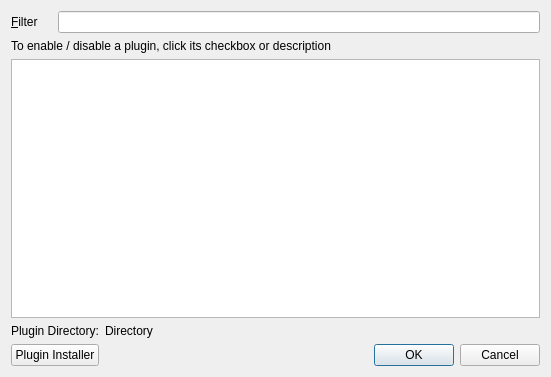
First picture: the form in src/ui/qgspluginmanagerbase.ui, repository carsmie/QGIS, before the edit.
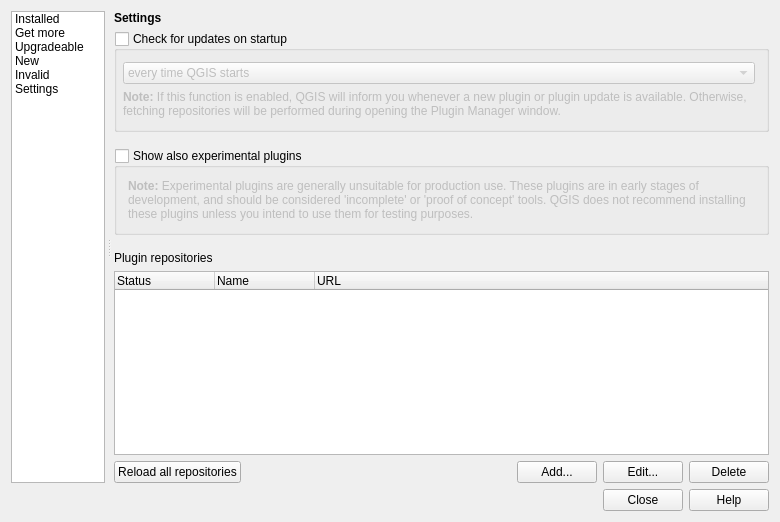
Second picture: the form after the edit. The open tabs and pages were chosen to show the change. Icons and pictures are not drawn. Custom widgets are drawn as their Qt base class.

Commit message: New Plugin Manager

```diff
--- a/src/ui/qgspluginmanagerbase.ui
+++ b/src/ui/qgspluginmanagerbase.ui
@@ -6,12 +6,15 @@
    <rect>
     <x>0</x>
     <y>0</y>
-    <width>551</width>
-    <height>377</height>
+    <width>780</width>
+    <height>519</height>
    </rect>
   </property>
-  <property name="mouseTracking">
-   <bool>false</bool>
+  <property name="minimumSize">
+   <size>
+    <width>780</width>
+    <height>0</height>
+   </size>
   </property>
   <property name="windowTitle">
    <string>QGIS Plugin Manager</string>
@@ -19,78 +22,859 @@
   <property name="modal">
    <bool>true</bool>
   </property>
-  <layout class="QGridLayout">
-   <item row="1" column="0" colspan="3">
-    <widget class="QLabel" name="textLabel1_2">
-     <property name="text">
-      <string>To enable / disable a plugin, click its checkbox or description</string>
+  <layout class="QVBoxLayout" name="verticalLayout">
+   <item>
+    <widget class="QSplitter" name="mOptionsSplitter">
+     <property name="orientation">
+      <enum>Qt::Horizontal</enum>
      </property>
-    </widget>
-   </item>
-   <item row="2" column="0" colspan="3">
-    <widget class="QListView" name="vwPlugins">
-     <property name="selectionMode">
-      <enum>QAbstractItemView::SingleSelection</enum>
-     </property>
-     <property name="selectionBehavior">
-      <enum>QAbstractItemView::SelectItems</enum>
-     </property>
-     <property name="wordWrap">
+     <property name="opaqueResize">
       <bool>true</bool>
      </property>
-    </widget>
-   </item>
-   <item row="0" column="0">
-    <widget class="QLabel" name="lblFilter">
-     <property name="text">
-      <string>&amp;Filter</string>
+     <property name="handleWidth">
+      <number>7</number>
      </property>
-     <property name="buddy">
-      <cstring>leFilter</cstring>
+     <property name="childrenCollapsible">
+      <bool>false</bool>
      </property>
+     <widget class="QFrame" name="mPluginsTabFrame">
+      <property name="sizePolicy">
+       <sizepolicy hsizetype="Preferred" vsizetype="Preferred">
+        <horstretch>1</horstretch>
+        <verstretch>0</verstretch>
+       </sizepolicy>
+      </property>
+      <property name="maximumSize">
+       <size>
+        <width>200</width>
+        <height>16777215</height>
+       </size>
+      </property>
+      <property name="frameShape">
+       <enum>QFrame::NoFrame</enum>
+      </property>
+      <property name="frameShadow">
+       <enum>QFrame::Raised</enum>
+      </property>
+      <layout class="QVBoxLayout" name="verticalLayout_5">
+       <property name="spacing">
+        <number>0</number>
+       </property>
+       <property name="margin">
+        <number>0</number>
+       </property>
+       <item>
+        <widget class="QListWidget" name="mOptionsListWidget">
+         <property name="sizePolicy">
+          <sizepolicy hsizetype="Preferred" vsizetype="Expanding">
+           <horstretch>0</horstretch>
+           <verstretch>0</verstretch>
+          </sizepolicy>
+         </property>
+         <property name="minimumSize">
+          <size>
+           <width>52</width>
+           <height>0</height>
+          </size>
+         </property>
+         <property name="maximumSize">
+          <size>
+           <width>200</width>
+           <height>16777215</height>
+          </size>
+         </property>
+         <property name="horizontalScrollBarPolicy">
+          <enum>Qt::ScrollBarAlwaysOff</enum>
+         </property>
+         <property name="editTriggers">
+          <set>QAbstractItemView::NoEditTriggers</set>
+         </property>
+         <property name="iconSize">
+          <size>
+           <width>32</width>
+           <height>32</height>
+          </size>
+         </property>
+         <property name="textElideMode">
+          <enum>Qt::ElideNone</enum>
+         </property>
+         <property name="resizeMode">
+          <enum>QListView::Adjust</enum>
+         </property>
+         <property name="wordWrap">
+          <bool>true</bool>
+         </property>
+         <item>
+          <property name="text">
+           <string>Installed</string>
+          </property>
+          <property name="toolTip">
+           <string>Installed plugins</string>
+          </property>
+          <property name="icon">
+           <iconset resource="../../images/images.qrc">
+            <normaloff>:/images/themes/default/propertyicons/plugin-installed.svg</normaloff>:/images/themes/default/propertyicons/plugin-installed.svg</iconset>
+          </property>
+          <property name="flags">
+           <set>ItemIsSelectable|ItemIsEnabled</set>
+          </property>
+         </item>
+         <item>
+          <property name="text">
+           <string>Get more</string>
+          </property>
+          <property name="toolTip">
+           <string>Uninstalled plugins available for download</string>
+          </property>
+          <property name="icon">
+           <iconset resource="../../images/images.qrc">
+            <normaloff>:/images/themes/default/propertyicons/plugins.svg</normaloff>:/images/themes/default/propertyicons/plugins.svg</iconset>
+          </property>
+          <property name="flags">
+           <set>ItemIsSelectable|ItemIsEnabled</set>
+          </property>
+         </item>
+         <item>
+          <property name="text">
+           <string>Upgradeable</string>
+          </property>
+          <property name="toolTip">
+           <string>Installed plugins with newer version available</string>
+          </property>
+          <property name="icon">
+           <iconset resource="../../images/images.qrc">
+            <normaloff>:/images/themes/default/propertyicons/plugin.svg</normaloff>:/images/themes/default/propertyicons/plugin.svg</iconset>
+          </property>
+          <property name="flags">
+           <set>ItemIsSelectable|ItemIsEnabled</set>
+          </property>
+         </item>
+         <item>
+          <property name="text">
+           <string>New</string>
+          </property>
+          <property name="toolTip">
+           <string>New plugins seens for thw first time</string>
+          </property>
+          <property name="icon">
+           <iconset resource="../../images/images.qrc">
+            <normaloff>:/images/themes/default/propertyicons/plugin.svg</normaloff>:/images/themes/default/propertyicons/plugin.svg</iconset>
+          </property>
+          <property name="flags">
+           <set>ItemIsSelectable|ItemIsEnabled</set>
+          </property>
+         </item>
+         <item>
+          <property name="text">
+           <string>Invalid</string>
+          </property>
+          <property name="toolTip">
+           <string>Broken or uncompatible installed plugins</string>
+          </property>
+          <property name="icon">
+           <iconset resource="../../images/images.qrc">
+            <normaloff>:/images/themes/default/propertyicons/plugin.svg</normaloff>:/images/themes/default/propertyicons/plugin.svg</iconset>
+          </property>
+          <property name="flags">
+           <set>ItemIsSelectable|ItemIsEnabled</set>
+          </property>
+         </item>
+         <item>
+          <property name="text">
+           <string>Settings</string>
+          </property>
+          <property name="toolTip">
+           <string>Settings</string>
+          </property>
+          <property name="icon">
+           <iconset resource="../../images/images.qrc">
+            <normaloff>:/images/themes/default/propertyicons/settings.svg</normaloff>:/images/themes/default/propertyicons/settings.svg</iconset>
+          </property>
+          <property name="flags">
+           <set>ItemIsSelectable|ItemIsEnabled</set>
+          </property>
+         </item>
+        </widget>
+       </item>
+      </layout>
+     </widget>
+     <widget class="QFrame" name="mPluginsFrame">
+      <property name="sizePolicy">
+       <sizepolicy hsizetype="Expanding" vsizetype="Preferred">
+        <horstretch>2</horstretch>
+        <verstretch>0</verstretch>
+       </sizepolicy>
+      </property>
+      <property name="frameShape">
+       <enum>QFrame::NoFrame</enum>
+      </property>
+      <property name="frameShadow">
+       <enum>QFrame::Plain</enum>
+      </property>
+      <property name="lineWidth">
+       <number>0</number>
+      </property>
+      <layout class="QGridLayout" name="gridLayout_2">
+       <property name="margin">
+        <number>0</number>
+       </property>
+       <property name="spacing">
+        <number>-1</number>
+       </property>
+       <item row="0" column="0">
+        <widget class="QStackedWidget" name="mOptionsStackedWidget">
+         <property name="sizePolicy">
+          <sizepolicy hsizetype="Preferred" vsizetype="Expanding">
+           <horstretch>0</horstretch>
+           <verstretch>0</verstretch>
+          </sizepolicy>
+         </property>
+         <property name="lineWidth">
+          <number>0</number>
+         </property>
+         <property name="currentIndex">
+          <number>0</number>
+         </property>
+         <widget class="QWidget" name="page">
+          <layout class="QVBoxLayout" name="verticalLayout_8">
+           <property name="leftMargin">
+            <number>2</number>
+           </property>
+           <property name="topMargin">
+            <number>0</number>
+           </property>
+           <property name="rightMargin">
+            <number>0</number>
+           </property>
+           <property name="bottomMargin">
+            <number>0</number>
+           </property>
+           <item>
+            <widget class="QLabel" name="lbStatusFilter">
+             <property name="sizePolicy">
+              <sizepolicy hsizetype="Preferred" vsizetype="Fixed">
+               <horstretch>0</horstretch>
+               <verstretch>0</verstretch>
+              </sizepolicy>
+             </property>
+             <property name="font">
+              <font>
+               <weight>75</weight>
+               <bold>true</bold>
+              </font>
+             </property>
+             <property name="text">
+              <string>Plugins</string>
+             </property>
+            </widget>
+           </item>
+           <item>
+            <layout class="QHBoxLayout" name="horizontalLayout_4">
+             <item>
+              <widget class="QLabel" name="lblFilter">
+               <property name="sizePolicy">
+                <sizepolicy hsizetype="Preferred" vsizetype="Fixed">
+                 <horstretch>0</horstretch>
+                 <verstretch>0</verstretch>
+                </sizepolicy>
+               </property>
+               <property name="text">
+                <string>&amp;Filters</string>
+               </property>
+               <property name="buddy">
+                <cstring>leFilter</cstring>
+               </property>
+              </widget>
+             </item>
+             <item>
+              <widget class="QgsFilterLineEdit" name="leFilter">
+               <property name="sizePolicy">
+                <sizepolicy hsizetype="Expanding" vsizetype="Fixed">
+                 <horstretch>0</horstretch>
+                 <verstretch>0</verstretch>
+                </sizepolicy>
+               </property>
+              </widget>
+             </item>
+             <item>
+              <spacer name="horizontalSpacer">
+               <property name="orientation">
+                <enum>Qt::Horizontal</enum>
+               </property>
+               <property name="sizeType">
+                <enum>QSizePolicy::Fixed</enum>
+               </property>
+               <property name="sizeHint" stdset="0">
+                <size>
+                 <width>20</width>
+                 <height>10</height>
+                </size>
+               </property>
+              </spacer>
+             </item>
+             <item>
+              <widget class="QLabel" name="label_7">
+               <property name="sizePolicy">
+                <sizepolicy hsizetype="Preferred" vsizetype="Fixed">
+                 <horstretch>0</horstretch>
+                 <verstretch>0</verstretch>
+                </sizepolicy>
+               </property>
+               <property name="text">
+                <string>Search in:</string>
+               </property>
+              </widget>
+             </item>
+             <item>
+              <widget class="QRadioButton" name="rbFilterNames">
+               <property name="text">
+                <string>names</string>
+               </property>
+              </widget>
+             </item>
+             <item>
+              <widget class="QRadioButton" name="rbFilterDescriptions">
+               <property name="text">
+                <string>descriptions</string>
+               </property>
+              </widget>
+             </item>
+             <item>
+              <widget class="QRadioButton" name="rbFilterTags">
+               <property name="text">
+                <string>tags</string>
+               </property>
+              </widget>
+             </item>
+             <item>
+              <widget class="QRadioButton" name="rbFilterAuthors">
+               <property name="text">
+                <string>authors</string>
+               </property>
+              </widget>
+             </item>
+            </layout>
+           </item>
+           <item>
+            <widget class="QSplitter" name="mPluginsDetailsSplitter">
+             <property name="sizePolicy">
+              <sizepolicy hsizetype="Expanding" vsizetype="Expanding">
+               <horstretch>0</horstretch>
+               <verstretch>0</verstretch>
+              </sizepolicy>
+             </property>
+             <property name="orientation">
+              <enum>Qt::Horizontal</enum>
+             </property>
+             <property name="childrenCollapsible">
+              <bool>false</bool>
+             </property>
+             <widget class="QWidget" name="layoutWidget_pluginList">
+              <property name="sizePolicy">
+               <sizepolicy hsizetype="Preferred" vsizetype="Expanding">
+                <horstretch>1</horstretch>
+                <verstretch>0</verstretch>
+               </sizepolicy>
+              </property>
+              <layout class="QVBoxLayout" name="verticalLayout_4">
+               <item>
+                <widget class="QListView" name="vwPlugins">
+                 <property name="sizePolicy">
+                  <sizepolicy hsizetype="Preferred" vsizetype="Expanding">
+                   <horstretch>1</horstretch>
+                   <verstretch>0</verstretch>
+                  </sizepolicy>
+                 </property>
+                 <property name="minimumSize">
+                  <size>
+                   <width>250</width>
+                   <height>0</height>
+                  </size>
+                 </property>
+                 <property name="showDropIndicator" stdset="0">
+                  <bool>false</bool>
+                 </property>
+                 <property name="selectionMode">
+                  <enum>QAbstractItemView::SingleSelection</enum>
+                 </property>
+                 <property name="selectionBehavior">
+                  <enum>QAbstractItemView::SelectItems</enum>
+                 </property>
+                 <property name="wordWrap">
+                  <bool>false</bool>
+                 </property>
+                </widget>
+               </item>
+              </layout>
+             </widget>
+             <widget class="QWidget" name="layoutWidget_pluginDetails">
+              <property name="sizePolicy">
+               <sizepolicy hsizetype="Expanding" vsizetype="Expanding">
+                <horstretch>2</horstretch>
+                <verstretch>0</verstretch>
+               </sizepolicy>
+              </property>
+              <layout class="QVBoxLayout" name="verticalLayout_7">
+               <item>
+                <widget class="QTextBrowser" name="tbDetails">
+                 <property name="sizePolicy">
+                  <sizepolicy hsizetype="Expanding" vsizetype="Expanding">
+                   <horstretch>2</horstretch>
+                   <verstretch>0</verstretch>
+                  </sizepolicy>
+                 </property>
+                 <property name="acceptDrops">
+                  <bool>false</bool>
+                 </property>
+                 <property name="styleSheet">
+                  <string notr="true">background-color: rgb(244, 244, 244);
+padding: 0px</string>
+                 </property>
+                 <property name="textInteractionFlags">
+                  <set>Qt::LinksAccessibleByKeyboard|Qt::LinksAccessibleByMouse|Qt::TextBrowserInteraction|Qt::TextSelectableByKeyboard|Qt::TextSelectableByMouse</set>
+                 </property>
+                 <property name="openExternalLinks">
+                  <bool>true</bool>
+                 </property>
+                 <property name="openLinks">
+                  <bool>true</bool>
+                 </property>
+                </widget>
+               </item>
+               <item>
+                <layout class="QHBoxLayout" name="horizontalLayout_6">
+                 <item>
+                  <widget class="QPushButton" name="buttonUpgradeAll">
+                   <property name="enabled">
+                    <bool>false</bool>
+                   </property>
+                   <property name="toolTip">
+                    <string>Upgrade all upgradeable plugins</string>
+                   </property>
+                   <property name="text">
+                    <string>Upgrade all</string>
+                   </property>
+                  </widget>
+                 </item>
+                 <item>
+                  <spacer name="horizontalSpacer_3">
+                   <property name="orientation">
+                    <enum>Qt::Horizontal</enum>
+                   </property>
+                   <property name="sizeHint" stdset="0">
+                    <size>
+                     <width>40</width>
+                     <height>20</height>
+                    </size>
+                   </property>
+                  </spacer>
+                 </item>
+                 <item>
+                  <widget class="QPushButton" name="buttonInstall">
+                   <property name="enabled">
+                    <bool>false</bool>
+                   </property>
+                   <property name="toolTip">
+                    <string>Install, reinstall or upgrade the selected plugin</string>
+                   </property>
+                   <property name="text">
+                    <string>Install/upgrade plugin</string>
+                   </property>
+                  </widget>
+                 </item>
+                 <item>
+                  <widget class="QPushButton" name="buttonUninstall">
+                   <property name="enabled">
+                    <bool>false</bool>
+                   </property>
+                   <property name="toolTip">
+                    <string>Uninstall the selected plugin</string>
+                   </property>
+                   <property name="text">
+                    <string>Uninstall plugin</string>
+                   </property>
+                  </widget>
+                 </item>
+                </layout>
+               </item>
+              </layout>
+             </widget>
+            </widget>
+           </item>
+          </layout>
+         </widget>
+         <widget class="QWidget" name="page_3">
+          <layout class="QVBoxLayout" name="verticalLayout_2">
+           <property name="leftMargin">
+            <number>2</number>
+           </property>
+           <property name="topMargin">
+            <number>0</number>
+           </property>
+           <property name="rightMargin">
+            <number>0</number>
+           </property>
+           <property name="bottomMargin">
+            <number>0</number>
+           </property>
+           <item>
+            <widget class="QLabel" name="label_3">
+             <property name="font">
+              <font>
+               <weight>75</weight>
+               <bold>true</bold>
+              </font>
+             </property>
+             <property name="text">
+              <string>Settings</string>
+             </property>
+            </widget>
+           </item>
+           <item>
+            <widget class="QGroupBox" name="ckbCheckUpdates">
+             <property name="enabled">
+              <bool>true</bool>
+             </property>
+             <property name="sizePolicy">
+              <sizepolicy hsizetype="Preferred" vsizetype="Preferred">
+               <horstretch>0</horstretch>
+               <verstretch>0</verstretch>
+              </sizepolicy>
+             </property>
+             <property name="title">
+              <string>Check for updates on startup</string>
+             </property>
+             <property name="checkable">
+              <bool>true</bool>
+             </property>
+             <property name="checked">
+              <bool>false</bool>
+             </property>
+             <layout class="QVBoxLayout" name="verticalLayout_3">
+              <property name="leftMargin">
+               <number>6</number>
+              </property>
+              <item>
+               <widget class="QComboBox" name="comboInterval">
+                <property name="sizePolicy">
+                 <sizepolicy hsizetype="Preferred" vsizetype="Fixed">
+                  <horstretch>0</horstretch>
+                  <verstretch>0</verstretch>
+                 </sizepolicy>
+                </property>
+                <item>
+                 <property name="text">
+                  <string>every time QGIS starts</string>
+                 </property>
+                </item>
+                <item>
+                 <property name="text">
+                  <string>once a day</string>
+                 </property>
+                </item>
+                <item>
+                 <property name="text">
+                  <string>every 3 days</string>
+                 </property>
+                </item>
+                <item>
+                 <property name="text">
+                  <string>every week</string>
+                 </property>
+                </item>
+                <item>
+                 <property name="text">
+                  <string>every 2 weeks</string>
+                 </property>
+                </item>
+                <item>
+                 <property name="text">
+                  <string>every month</string>
+                 </property>
+                </item>
+               </widget>
+              </item>
+              <item>
+               <widget class="QLabel" name="label_4">
+                <property name="sizePolicy">
+                 <sizepolicy hsizetype="Preferred" vsizetype="Minimum">
+                  <horstretch>0</horstretch>
+                  <verstretch>0</verstretch>
+                 </sizepolicy>
+                </property>
+                <property name="minimumSize">
+                 <size>
+                  <width>0</width>
+                  <height>0</height>
+                 </size>
+                </property>
+                <property name="text">
+                 <string>&lt;!DOCTYPE HTML PUBLIC &quot;-//W3C//DTD HTML 4.0//EN&quot; &quot;http://www.w3.org/TR/REC-html40/strict.dtd&quot;&gt;
+&lt;html&gt;&lt;head&gt;&lt;meta name=&quot;qrichtext&quot; content=&quot;1&quot; /&gt;&lt;style type=&quot;text/css&quot;&gt;
+p, li { white-space: pre-wrap; }
+&lt;/style&gt;&lt;/head&gt;&lt;body style=&quot; font-family:'DejaVu Sans'; font-size:9pt; font-weight:400; font-style:normal;&quot;&gt;
+&lt;p style=&quot; margin-top:0px; margin-bottom:0px; margin-left:0px; margin-right:0px; -qt-block-indent:0; text-indent:0px;&quot;&gt;&lt;span style=&quot; font-weight:600;&quot;&gt;Note:&lt;/span&gt; If this function is enabled, QGIS will inform you whenever a new plugin or plugin update is available. Otherwise, fetching repositories will be performed during opening the Plugin Manager window.&lt;/p&gt;&lt;/body&gt;&lt;/html&gt;</string>
+                </property>
+                <property name="wordWrap">
+                 <bool>true</bool>
+                </property>
+               </widget>
+              </item>
+             </layout>
+            </widget>
+           </item>
+           <item>
+            <spacer name="verticalSpacer">
+             <property name="orientation">
+              <enum>Qt::Vertical</enum>
+             </property>
+             <property name="sizeType">
+              <enum>QSizePolicy::Fixed</enum>
+             </property>
+             <property name="sizeHint" stdset="0">
+              <size>
+               <width>20</width>
+               <height>10</height>
+              </size>
+             </property>
+            </spacer>
+           </item>
+           <item>
+            <widget class="QGroupBox" name="ckbExperimental">
+             <property name="title">
+              <string>Show also experimental plugins</string>
+             </property>
+             <property name="checkable">
+              <bool>true</bool>
+             </property>
+             <property name="checked">
+              <bool>false</bool>
+             </property>
+             <layout class="QVBoxLayout" name="verticalLayout_6">
+              <item>
+               <widget class="QLabel" name="label_8">
+                <property name="sizePolicy">
+                 <sizepolicy hsizetype="Preferred" vsizetype="Minimum">
+                  <horstretch>0</horstretch>
+                  <verstretch>0</verstretch>
+                 </sizepolicy>
+                </property>
+                <property name="minimumSize">
+                 <size>
+                  <width>0</width>
+                  <height>0</height>
+                 </size>
+                </property>
+                <property name="text">
+                 <string>&lt;!DOCTYPE HTML PUBLIC &quot;-//W3C//DTD HTML 4.0//EN&quot; &quot;http://www.w3.org/TR/REC-html40/strict.dtd&quot;&gt;
+&lt;html&gt;&lt;head&gt;&lt;meta name=&quot;qrichtext&quot; content=&quot;1&quot; /&gt;&lt;style type=&quot;text/css&quot;&gt;
+p, li { white-space: pre-wrap; }
+&lt;/style&gt;&lt;/head&gt;&lt;body style=&quot; font-family:'DejaVu Sans'; font-size:9pt; font-weight:400; font-style:normal;&quot;&gt;
+&lt;p style=&quot; margin-top:0px; margin-bottom:0px; margin-left:0px; margin-right:0px; -qt-block-indent:0; text-indent:0px;&quot;&gt;&lt;span style=&quot; font-weight:600;&quot;&gt;Note:&lt;/span&gt; Experimental plugins are generally unsuitable for production use. These plugins are in early stages of development, and should be considered 'incomplete' or 'proof of concept' tools. QGIS does not recommend installing these plugins unless you intend to use them for testing purposes.&lt;/p&gt;&lt;/body&gt;&lt;/html&gt;</string>
+                </property>
+                <property name="textFormat">
+                 <enum>Qt::RichText</enum>
+                </property>
+                <property name="alignment">
+                 <set>Qt::AlignLeading|Qt::AlignLeft|Qt::AlignTop</set>
+                </property>
+                <property name="wordWrap">
+                 <bool>true</bool>
+                </property>
+               </widget>
+              </item>
+             </layout>
+            </widget>
+           </item>
+           <item>
+            <spacer name="verticalSpacer_2">
+             <property name="orientation">
+              <enum>Qt::Vertical</enum>
+             </property>
+             <property name="sizeType">
+              <enum>QSizePolicy::Fixed</enum>
+             </property>
+             <property name="sizeHint" stdset="0">
+              <size>
+               <width>20</width>
+               <height>10</height>
+              </size>
+             </property>
+            </spacer>
+           </item>
+           <item>
+            <widget class="QLabel" name="label_6">
+             <property name="text">
+              <string>Plugin repositories</string>
+             </property>
+             <property name="buddy">
+              <cstring>treeRepositories</cstring>
+             </property>
+            </widget>
+           </item>
+           <item>
+            <widget class="QTreeWidget" name="treeRepositories">
+             <property name="sizePolicy">
+              <sizepolicy hsizetype="Expanding" vsizetype="Expanding">
+               <horstretch>0</horstretch>
+               <verstretch>0</verstretch>
+              </sizepolicy>
+             </property>
+             <property name="minimumSize">
+              <size>
+               <width>0</width>
+               <height>30</height>
+              </size>
+             </property>
+             <property name="rootIsDecorated">
+              <bool>false</bool>
+             </property>
+             <property name="itemsExpandable">
+              <bool>false</bool>
+             </property>
+             <column>
+              <property name="text">
+               <string>Status</string>
+              </property>
+             </column>
+             <column>
+              <property name="text">
+               <string>Name</string>
+              </property>
+             </column>
+             <column>
+              <property name="text">
+               <string>URL</string>
+              </property>
+             </column>
+            </widget>
+           </item>
+           <item>
+            <widget class="QFrame" name="frameRepBut">
+             <property name="sizePolicy">
+              <sizepolicy hsizetype="Preferred" vsizetype="Preferred">
+               <horstretch>0</horstretch>
+               <verstretch>0</verstretch>
+              </sizepolicy>
+             </property>
+             <property name="frameShape">
+              <enum>QFrame::NoFrame</enum>
+             </property>
+             <property name="frameShadow">
+              <enum>QFrame::Raised</enum>
+             </property>
+             <layout class="QHBoxLayout" name="horizontalLayout_3">
+              <property name="margin">
+               <number>0</number>
+              </property>
+              <item>
+               <widget class="QPushButton" name="buttonRefreshRepos">
+                <property name="text">
+                 <string>Reload all repositories</string>
+                </property>
+               </widget>
+              </item>
+              <item>
+               <spacer name="spacer_3">
+                <property name="orientation">
+                 <enum>Qt::Horizontal</enum>
+                </property>
+                <property name="sizeHint" stdset="0">
+                 <size>
+                  <width>316</width>
+                  <height>10</height>
+                 </size>
+                </property>
+               </spacer>
+              </item>
+              <item>
+               <widget class="QPushButton" name="buttonAddRep">
+                <property name="toolTip">
+                 <string>Add a new plugin repository</string>
+                </property>
+                <property name="whatsThis">
+                 <string>Add a new plugin repository</string>
+                </property>
+                <property name="text">
+                 <string>Add...</string>
+                </property>
+               </widget>
+              </item>
+              <item>
+               <widget class="QPushButton" name="buttonEditRep">
+                <property name="sizePolicy">
+                 <sizepolicy hsizetype="Minimum" vsizetype="Fixed">
+                  <horstretch>0</horstretch>
+                  <verstretch>0</verstretch>
+                 </sizepolicy>
+                </property>
+                <property name="toolTip">
+                 <string>Edit the selected repository</string>
+                </property>
+                <property name="whatsThis">
+                 <string>Edit the selected repository</string>
+                </property>
+                <property name="text">
+                 <string>Edit...</string>
+                </property>
+               </widget>
+              </item>
+              <item>
+               <widget class="QPushButton" name="buttonDeleteRep">
+                <property name="toolTip">
+                 <string>Remove the selected repository</string>
+                </property>
+                <property name="whatsThis">
+                 <string>Remove the selected repository</string>
+                </property>
+                <property name="text">
+                 <string>Delete</string>
+                </property>
+               </widget>
+              </item>
+             </layout>
+            </widget>
+           </item>
+          </layout>
+         </widget>
+        </widget>
+       </item>
+      </layout>
+     </widget>
     </widget>
    </item>
-   <item row="0" column="1" colspan="2">
-    <widget class="QgsFilterLineEdit" name="leFilter"/>
-   </item>
-   <item row="3" column="0" colspan="2">
-    <widget class="QLabel" name="textLabel1">
-     <property name="text">
-      <string>Plugin Directory:</string>
-     </property>
-    </widget>
-   </item>
-   <item row="3" column="2">
-    <widget class="QLabel" name="lblPluginDir">
+   <item>
+    <widget class="QFrame" name="mButtonBoxFrame">
      <property name="sizePolicy">
-      <sizepolicy hsizetype="Expanding" vsizetype="Preferred">
+      <sizepolicy hsizetype="Expanding" vsizetype="Maximum">
        <horstretch>0</horstretch>
        <verstretch>0</verstretch>
       </sizepolicy>
      </property>
-     <property name="text">
-      <string>Directory</string>
+     <property name="frameShape">
+      <enum>QFrame::NoFrame</enum>
      </property>
-     <property name="alignment">
-      <set>Qt::AlignLeading|Qt::AlignLeft|Qt::AlignVCenter</set>
+     <property name="frameShadow">
+      <enum>QFrame::Raised</enum>
      </property>
-     <property name="wordWrap">
-      <bool>true</bool>
-     </property>
-    </widget>
-   </item>
-   <item row="4" column="0" colspan="2">
-    <widget class="QPushButton" name="btnPluginInstaller">
-     <property name="text">
-      <string>Plugin Installer</string>
-     </property>
-    </widget>
-   </item>
-   <item row="4" column="2">
-    <widget class="QDialogButtonBox" name="buttonBox">
-     <property name="standardButtons">
-      <set>QDialogButtonBox::Cancel|QDialogButtonBox::Ok</set>
-     </property>
+     <layout class="QHBoxLayout" name="horizontalLayout" stretch="0">
+      <property name="topMargin">
+       <number>0</number>
+      </property>
+      <property name="rightMargin">
+       <number>0</number>
+      </property>
+      <property name="bottomMargin">
+       <number>0</number>
+      </property>
+      <item>
+       <widget class="QDialogButtonBox" name="buttonBox">
+        <property name="standardButtons">
+         <set>QDialogButtonBox::Close|QDialogButtonBox::Help</set>
+        </property>
+       </widget>
+      </item>
+     </layout>
     </widget>
    </item>
   </layout>
```
Left out of the diff: 30 changed lines with no effect on the pictures. The commit also changes 47 other files.
